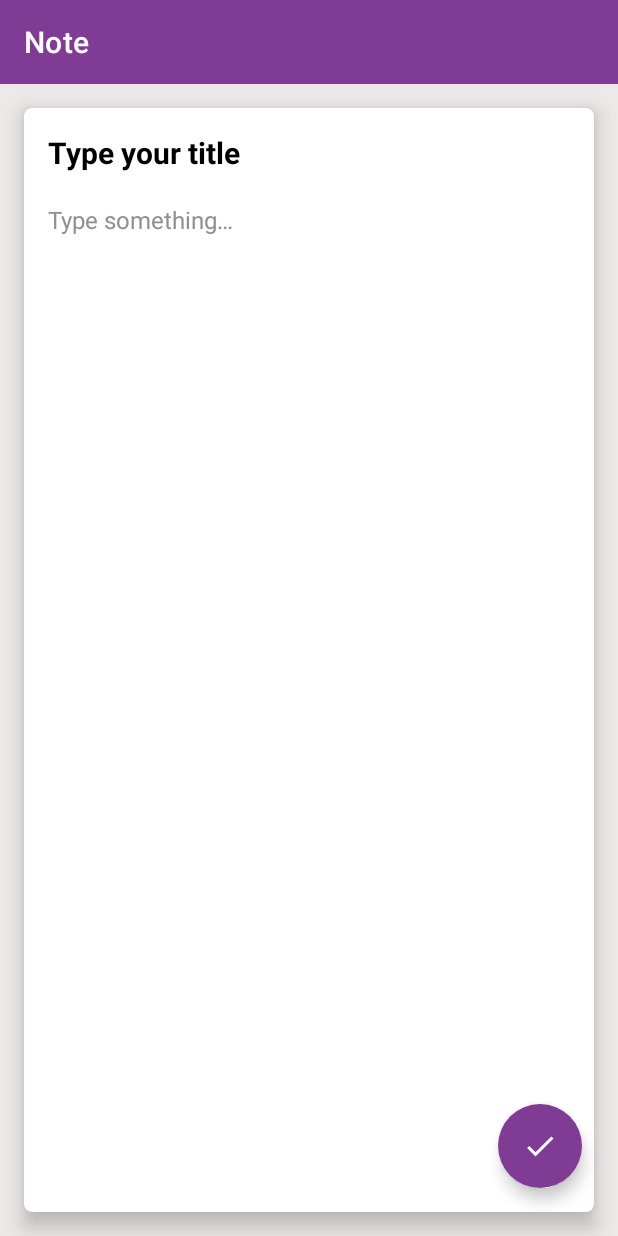
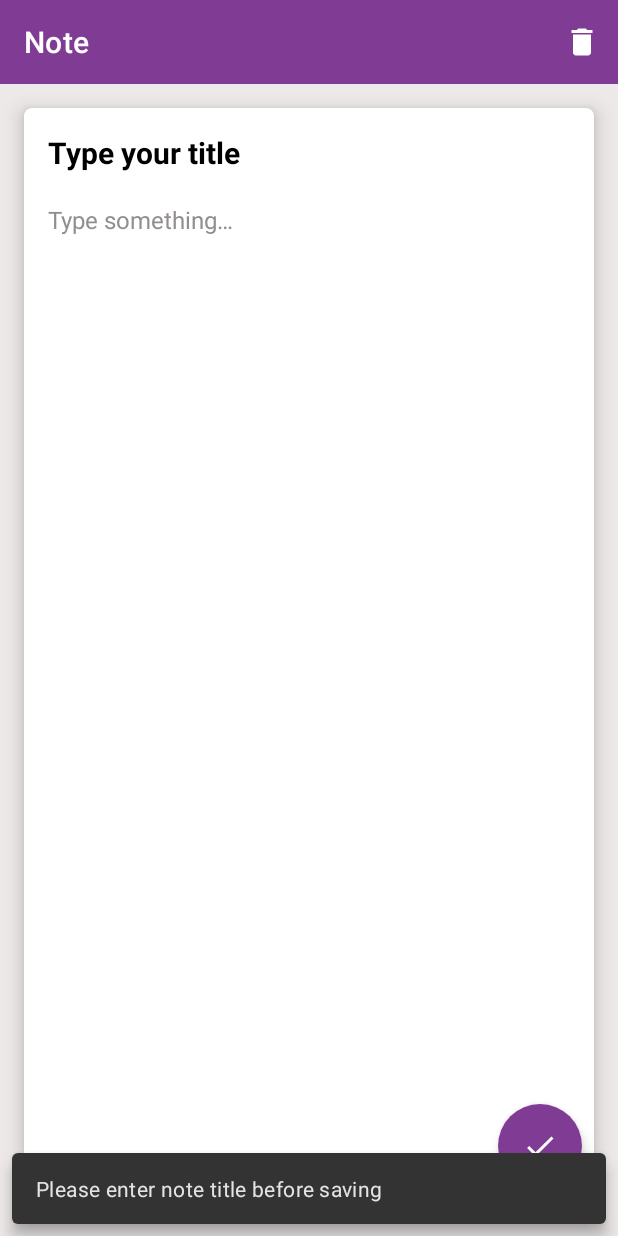
Before and after one commit to MinhKhue99/Note, an Android app: the UpdateNoteFragment screen opened through its navigation route, on a phone screen of 412 x 824 dp. Run offline under Robolectric (Android 15) with nearby library versions, the phone set to English and light mode, and no system bars; our stand-ins replace Room's generated code; 4 statements that could not run were skipped.

Commit message:
Setup Delete Note

```diff
--- a/app/src/main/java/com/minhkhue/note/ui/fragment/NewNoteFragment.kt
+++ b/app/src/main/java/com/minhkhue/note/ui/fragment/NewNoteFragment.kt
@@ -57,6 +57,7 @@ class NewNoteFragment : Fragment() {
 			noteViewModel.insertNote(note)
 			Snackbar.make(view, R.string.save_success, Snackbar.LENGTH_SHORT).show()
 			view.findNavController().navigate(R.id.action_newNoteFragment_to_homeFragment)
+			view.findNavController().popBackStack()
 		} else {
 			Snackbar.make(view, R.string.enter_title, Snackbar.LENGTH_SHORT).show()
 		}
--- a/app/src/main/java/com/minhkhue/note/ui/fragment/UpdateNoteFragment.kt
+++ b/app/src/main/java/com/minhkhue/note/ui/fragment/UpdateNoteFragment.kt
@@ -1,60 +1,88 @@
 package com.minhkhue.note.ui.fragment
 
+import android.app.AlertDialog
 import android.os.Bundle
+import android.view.*
 import androidx.fragment.app.Fragment
-import android.view.LayoutInflater
-import android.view.View
-import android.view.ViewGroup
+import androidx.navigation.findNavController
+import androidx.navigation.fragment.navArgs
+import com.google.android.material.snackbar.Snackbar
 import com.minhkhue.note.R
+import com.minhkhue.note.databinding.FragmentUpdateNoteBinding
+import com.minhkhue.note.model.Note
+import com.minhkhue.note.ui.MainActivity
+import com.minhkhue.note.viewmodel.NoteViewModel
 
-// TODO: Rename parameter arguments, choose names that match
-// the fragment initialization parameters, e.g. ARG_ITEM_NUMBER
-private const val ARG_PARAM1 = "param1"
-private const val ARG_PARAM2 = "param2"
-
-/**
- * A simple [Fragment] subclass.
- * Use the [UpdateNoteFragment.newInstance] factory method to
- * create an instance of this fragment.
- */
 class UpdateNoteFragment : Fragment() {
-	// TODO: Rename and change types of parameters
-	private var param1: String? = null
-	private var param2: String? = null
+	private var _binding: FragmentUpdateNoteBinding? = null
+	private val binding get() = _binding!!
+	private lateinit var noteViewModel: NoteViewModel
+	private lateinit var currentNote: Note
+	private val args: UpdateNoteFragmentArgs by navArgs()
 
 	override fun onCreate(savedInstanceState: Bundle?) {
 		super.onCreate(savedInstanceState)
-		arguments?.let {
-			param1 = it.getString(ARG_PARAM1)
-			param2 = it.getString(ARG_PARAM2)
-		}
+		setHasOptionsMenu(true)
 	}
 
 	override fun onCreateView(
 		inflater: LayoutInflater, container: ViewGroup?,
 		savedInstanceState: Bundle?
-	): View? {
-		// Inflate the layout for this fragment
-		return inflater.inflate(R.layout.fragment_update_note, container, false)
+	): View {
+		_binding = FragmentUpdateNoteBinding.inflate(inflater, container, false)
+		return binding.root
 	}
 
-	companion object {
-		/**
-		 * Use this factory method to create a new instance of
-		 * this fragment using the provided parameters.
-		 *
-		 * @param param1 Parameter 1.
-		 * @param param2 Parameter 2.
-		 * @return A new instance of fragment UpdateNoteFragment.
-		 */
-		// TODO: Rename and change types and number of parameters
-		@JvmStatic
-		fun newInstance(param1: String, param2: String) =
-			UpdateNoteFragment().apply {
-				arguments = Bundle().apply {
-					putString(ARG_PARAM1, param1)
-					putString(ARG_PARAM2, param2)
-				}
+	override fun onViewCreated(view: View, savedInstanceState: Bundle?) {
+		super.onViewCreated(view, savedInstanceState)
+		noteViewModel = (activity as MainActivity).noteViewModel
+
+		currentNote = args.note!!
+		binding.etNoteTitleUpdate.setText(currentNote.noteTitle)
+		binding.etNoteBodyUpdate.setText(currentNote.noteBody)
+
+		if (currentNote.noteTitle.isNotEmpty()) {
+			binding.fabDone.setOnClickListener {
+				val title = binding.etNoteTitleUpdate.text.toString().trim()
+				val body = binding.etNoteBodyUpdate.text.toString().trim()
+				val note = Note(currentNote.id, title, body)
+				noteViewModel.updateNote(note)
+				view.findNavController().navigate(R.id.action_updateNoteFragment_to_homeFragment)
+				Snackbar.make(view, R.string.update_success, Snackbar.LENGTH_SHORT).show()
 			}
+		} else {
+			Snackbar.make(view, R.string.enter_title, Snackbar.LENGTH_SHORT).show()
+		}
+	}
+
+	override fun onCreateOptionsMenu(menu: Menu, inflater: MenuInflater) {
+		menu.clear()
+		inflater.inflate(R.menu.menu_update_note, menu)
+		super.onCreateOptionsMenu(menu, inflater)
+	}
+
+	override fun onOptionsItemSelected(item: MenuItem): Boolean {
+		when (item.itemId) {
+			R.id.menu_delete -> deleteNote()
+		}
+		return super.onOptionsItemSelected(item)
+	}
+
+	private fun deleteNote() {
+		AlertDialog.Builder(activity).apply {
+			setTitle(R.string.delete_note)
+			setMessage(R.string.message_delete_note)
+			setPositiveButton(R.string.delete_button) { _, _ ->
+				noteViewModel.deleteNote(currentNote)
+				view?.findNavController()?.navigate(R.id.action_updateNoteFragment_to_homeFragment)
+				view?.findNavController()?.popBackStack()
+			}
+			setNegativeButton(R.string.cancel_button, null)
+		}.create().show()
+	}
+
+	override fun onDestroyView() {
+		super.onDestroyView()
+		_binding = null
 	}
 }
--- a/app/src/main/res/values/strings.xml
+++ b/app/src/main/res/values/strings.xml
@@ -9,6 +9,12 @@
     <string name="search">Search</string>
     <string name="save">Save</string>
     <string name="delete">Delete</string>
+    <string name="delete_button">DELETE</string>
+    <string name="cancel_button">CANCEL</string>
+    <string name="delete_note">Delete Note</string>
+    <string name="message_delete_note">Are you sure you want to permanently delete this note?</string>
     <string name="save_success">Note saved successfully</string>
+    <string name="update_success">Note updated successfully</string>
+    <string name="delete_success">Note deleted successfully</string>
     <string name="enter_title">Please enter note title before saving</string>
 </resources>
```
